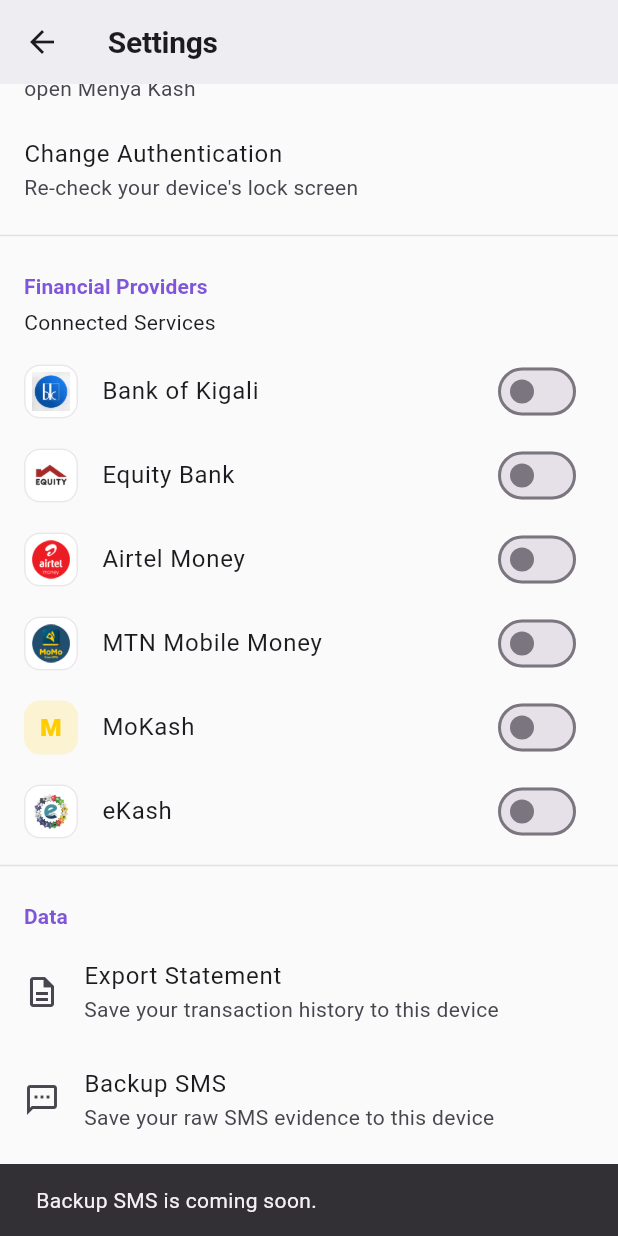
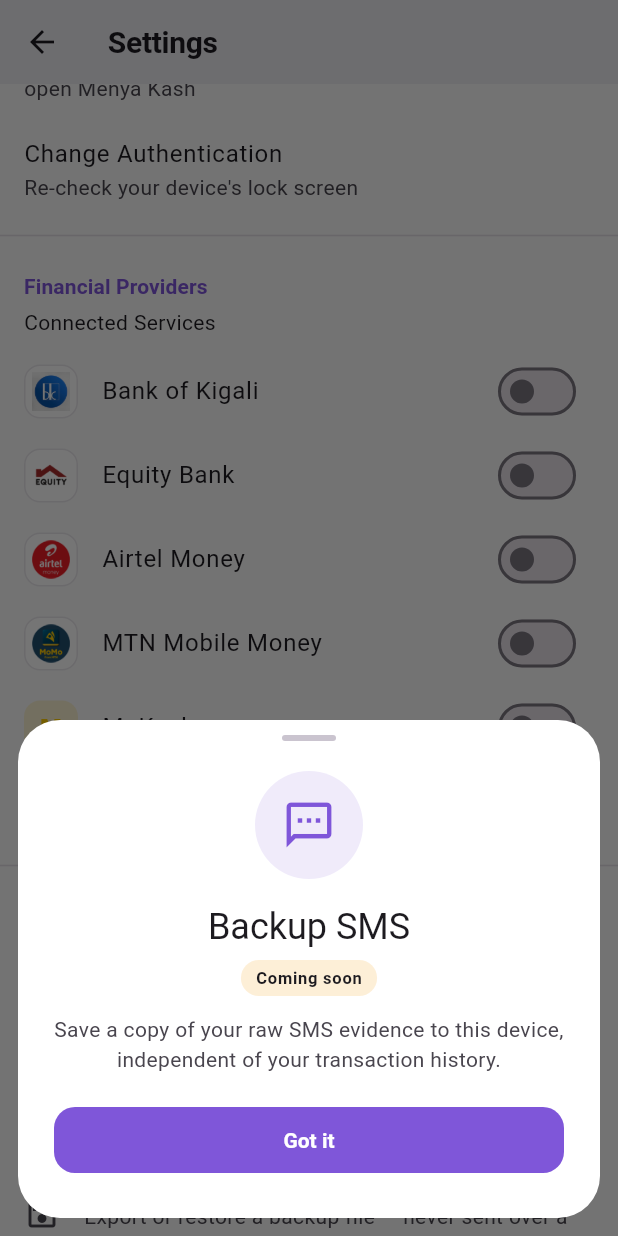
Before and after one commit to Illustre13/menyaKash, a Flutter app: the SettingsScreen screen opened directly with empty values, scrolled down 339 dp, after a tap on "Backup SMS", on a phone screen of 412 x 824 dp. Run offline on Flutter 3.47's test engine with Material 3 defaults, Android fonts, the phone set to English and light mode, and no system bars; our stand-ins replace drift, drift_flutter, fl_chart, flutter_contacts, local_auth, permission_handler and 1 more; missing offline and left inert: telephony; accounts and stored records are empty; generated files the repository leaves out were written again.

Commit message:
feat(ui): reusable coming-soon popup, Add Category, launcher icon fix
- Add a reusable showComingSoonPopup(feature, icon, description) modal
  in the same visual family as the Premium popup, replacing Settings'
  three plain "coming soon" snackbars (Export Statement, Backup SMS,
  Local Backup) with a proper popup each.
- Fix the Week/Month/Quarter/Year period filter overflowing on Home
  and Insights — the 4 fixed-text SegmentedButton segments now
  shrink-to-fit via FittedBox instead of overflowing on narrower
  phones or a larger system text scale.
- Add a real "Add category" flow to Manage Categories (name entry,
  duplicate-name handled with a friendly message) — previously
  categories could only be created indirectly while labeling a
  transaction.
- Fix the launcher icon's white background: the adaptive-icon
  background was a solid #FFFFFF color, rendering as an opaque plate
  behind the transparent logo mark. Replaced with a transparent PNG
  background, which Android composites correctly, and removed the now
  -unreferenced colors.xml.

```diff
--- a/lib/screens/profile/settings_screen.dart
+++ b/lib/screens/profile/settings_screen.dart
@@ -6,6 +6,7 @@ import '../../profile/user_profile_service.dart';
 import '../../providers/provider_selection_service.dart';
 import '../../theme/provider_assets.dart';
 import '../../theme/theme_controller.dart';
+import '../../widgets/coming_soon_popup.dart';
 
 /// Settings (spec Phase 7, extended in the UI sprint): Appearance,
 /// Security, Financial Providers, and Data sections, reached from the
@@ -155,28 +156,39 @@ class _SettingsScreenState extends State<SettingsScreen> {
                   leading: const Icon(Icons.description_outlined),
                   title: const Text('Export Statement'),
                   subtitle: const Text('Save your transaction history to this device'),
-                  onTap: () => _notImplementedYet(context, 'Export Statement'),
+                  onTap: () => showComingSoonPopup(
+                    context,
+                    feature: 'Export Statement',
+                    icon: Icons.description_outlined,
+                    description: 'Download your transaction history as PDF, Excel, or CSV.',
+                  ),
                 ),
                 ListTile(
                   leading: const Icon(Icons.sms_outlined),
                   title: const Text('Backup SMS'),
                   subtitle: const Text('Save your raw SMS evidence to this device'),
-                  onTap: () => _notImplementedYet(context, 'Backup SMS'),
+                  onTap: () => showComingSoonPopup(
+                    context,
+                    feature: 'Backup SMS',
+                    icon: Icons.sms_outlined,
+                    description:
+                        'Save a copy of your raw SMS evidence to this device, independent of your transaction history.',
+                  ),
                 ),
                 ListTile(
                   leading: const Icon(Icons.save_outlined),
                   title: const Text('Local Backup'),
                   subtitle: const Text('Export or restore a backup file — never sent over a network'),
-                  onTap: () => _notImplementedYet(context, 'Local Backup'),
+                  onTap: () => showComingSoonPopup(
+                    context,
+                    feature: 'Local Backup',
+                    icon: Icons.save_outlined,
+                    description:
+                        'Export or restore a full backup file, still entirely on this device.',
+                  ),
                 ),
               ],
             ),
-    );
-  }
-
-  void _notImplementedYet(BuildContext context, String feature) {
-    ScaffoldMessenger.of(context).showSnackBar(
-      SnackBar(content: Text('$feature is coming soon.')),
     );
   }
 }
--- /dev/null
+++ b/lib/widgets/coming_soon_popup.dart
@@ -0,0 +1,111 @@
+import 'package:flutter/material.dart';
+
+import '../theme/app_theme.dart';
+
+/// Reusable "Coming soon" popup (spec review batch item #1) — the same
+/// rounded-sheet visual family as [showPremiumPopup], parameterized by
+/// whichever feature was tapped, so Settings' three stubbed Data rows
+/// (Export Statement, Backup SMS, Local Backup) — and any future
+/// not-yet-built feature — get a real popup instead of a plain
+/// snackbar, without three near-identical widgets to maintain.
+Future<void> showComingSoonPopup(
+  BuildContext context, {
+  required String feature,
+  required IconData icon,
+  String? description,
+}) {
+  return showModalBottomSheet(
+    context: context,
+    isScrollControlled: true,
+    backgroundColor: Colors.transparent,
+    builder: (context) => _ComingSoonPopup(
+      feature: feature,
+      icon: icon,
+      description: description,
+    ),
+  );
+}
+
+class _ComingSoonPopup extends StatelessWidget {
+  const _ComingSoonPopup({required this.feature, required this.icon, this.description});
+
+  final String feature;
+  final IconData icon;
+  final String? description;
+
+  @override
+  Widget build(BuildContext context) {
+    final scheme = Theme.of(context).colorScheme;
+    return SafeArea(
+      child: Container(
+        margin: const EdgeInsets.fromLTRB(12, 0, 12, 12),
+        decoration: BoxDecoration(
+          color: Theme.of(context).brightness == Brightness.dark
+              ? AppBrand.cardDark
+              : AppBrand.cardLight,
+          borderRadius: BorderRadius.circular(28),
+        ),
+        child: Padding(
+          padding: const EdgeInsets.fromLTRB(24, 10, 24, 28),
+          child: Column(
+            mainAxisSize: MainAxisSize.min,
+            children: [
+              Container(
+                width: 36,
+                height: 4,
+                decoration: BoxDecoration(
+                  color: scheme.outlineVariant,
+                  borderRadius: BorderRadius.circular(999),
+                ),
+              ),
+              const SizedBox(height: 20),
+              Container(
+                padding: const EdgeInsets.all(18),
+                decoration: BoxDecoration(
+                  color: scheme.primary.withValues(alpha: 0.12),
+                  shape: BoxShape.circle,
+                ),
+                child: Icon(icon, size: 36, color: scheme.primary),
+              ),
+              const SizedBox(height: 16),
+              Text(
+                feature,
+                style: Theme.of(context).textTheme.headlineSmall,
+                textAlign: TextAlign.center,
+              ),
+              const SizedBox(height: 6),
+              Container(
+                padding: const EdgeInsets.symmetric(horizontal: 10, vertical: 4),
+                decoration: BoxDecoration(
+                  color: AppBrand.orangeLight.withValues(alpha: 0.18),
+                  borderRadius: BorderRadius.circular(999),
+                ),
+                child: Text(
+                  'Coming soon',
+                  style: Theme.of(context).textTheme.labelSmall?.copyWith(fontWeight: FontWeight.w700),
+                ),
+              ),
+              const SizedBox(height: 12),
+              Text(
+                description ?? "We're still building this — it isn't available yet.",
+                style: Theme.of(context)
+                    .textTheme
+                    .bodyMedium
+                    ?.copyWith(color: scheme.onSurfaceVariant),
+                textAlign: TextAlign.center,
+              ),
+              const SizedBox(height: 20),
+              SizedBox(
+                width: double.infinity,
+                child: FilledButton(
+                  onPressed: () => Navigator.of(context).pop(),
+                  child: const Text('Got it'),
+                ),
+              ),
+            ],
+          ),
+        ),
+      ),
+    );
+  }
+}
```
Also changed, not shown: lib/screens/categorize_screen.dart (+56 -3 lines), lib/screens/home_screen.dart (+17 -2 lines), lib/screens/insights_screen.dart (+9 -1 lines), pubspec.yaml (+8 -1 lines), assets/brand/menyacash_background_transparent.png (added), 8 other files.
